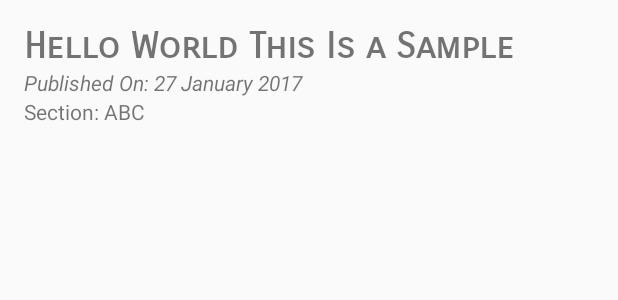
After one commit to HQuser/Udacity-News-App, an Android app: the layout news_list_item.xml on its own in the app's theme, with its tools: preview values and no code run, on a phone screen of 412 x 824 dp. The commit adds this screen. Shown: the top 300 px of the screen. Run offline under Robolectric (Android 15) with nearby library versions, the phone set to English and light mode, and no system bars.

Commit message:
Update Layout

```diff
--- /dev/null
+++ b/app/src/main/res/layout/news_list_item.xml
@@ -0,0 +1,41 @@
+<?xml version="1.0" encoding="utf-8"?>
+<RelativeLayout xmlns:android="http://schemas.android.com/apk/res/android"
+    xmlns:tools="http://schemas.android.com/tools"
+    android:id="@+id/news_list_item"
+    android:layout_width="match_parent"
+    android:layout_height="match_parent"
+    android:orientation="vertical"
+    android:padding="16dp">
+
+    <TextView
+        android:id="@+id/news_title_text_view"
+        android:layout_width="wrap_content"
+        android:layout_height="wrap_content"
+        android:layout_alignParentLeft="true"
+        android:layout_alignParentStart="true"
+        android:layout_alignParentTop="true"
+        android:fontFamily="sans-serif-smallcaps"
+        android:textSize="24sp"
+        android:textStyle="bold"
+        tools:text="Hello World This Is a Sample" />
+
+    <TextView
+        android:id="@+id/news_date_text_view"
+        android:layout_width="wrap_content"
+        android:layout_height="wrap_content"
+        android:layout_alignParentLeft="true"
+        android:layout_alignParentStart="true"
+        android:layout_below="@+id/news_title_text_view"
+        android:textStyle="italic"
+        tools:text="Published On: 27 January 2017" />
+
+    <TextView
+        android:id="@+id/news_section_text_view"
+        android:layout_width="wrap_content"
+        android:layout_height="wrap_content"
+        android:layout_alignParentLeft="true"
+        android:layout_alignParentStart="true"
+        android:layout_below="@+id/news_date_text_view"
+        tools:text="Section: ABC" />
+
+</RelativeLayout>
```
Also changed, not shown: app/src/main/res/layout/activity_main.xml (+15 -6 lines).
